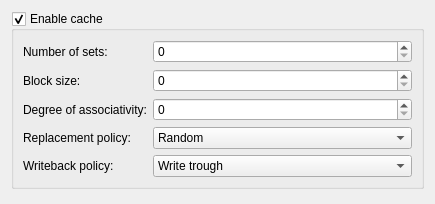
Above: qtmips_gui/NewDialogCache.ui from cvut/qtrvsim before the change. Below: the same form after it.
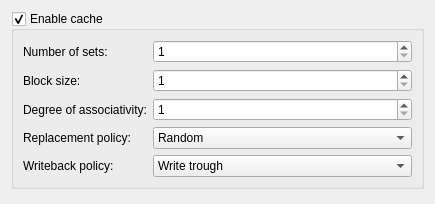
That is the form after the change.

Commit message: Ensure that set, block and assoc. is in minimum one

What changed in the file:
```diff
--- a/qtmips_gui/NewDialogCache.ui
+++ b/qtmips_gui/NewDialogCache.ui
@@ -31,7 +31,11 @@
        </widget>
       </item>
       <item row="0" column="1">
-       <widget class="QSpinBox" name="number_of_sets"/>
+       <widget class="QSpinBox" name="number_of_sets">
+        <property name="minimum">
+         <number>1</number>
+        </property>
+       </widget>
       </item>
       <item row="1" column="0">
        <widget class="QLabel" name="label_3">
@@ -41,7 +45,11 @@
        </widget>
       </item>
       <item row="1" column="1">
-       <widget class="QSpinBox" name="block_size"/>
+       <widget class="QSpinBox" name="block_size">
+        <property name="minimum">
+         <number>1</number>
+        </property>
+       </widget>
       </item>
       <item row="2" column="0">
        <widget class="QLabel" name="label_5">
@@ -51,7 +59,11 @@
        </widget>
       </item>
       <item row="2" column="1">
-       <widget class="QSpinBox" name="degree_of_associativity"/>
+       <widget class="QSpinBox" name="degree_of_associativity">
+        <property name="minimum">
+         <number>1</number>
+        </property>
+       </widget>
       </item>
       <item row="3" column="0">
        <widget class="QLabel" name="label_6">
```
The commit also changes 1 other file.
